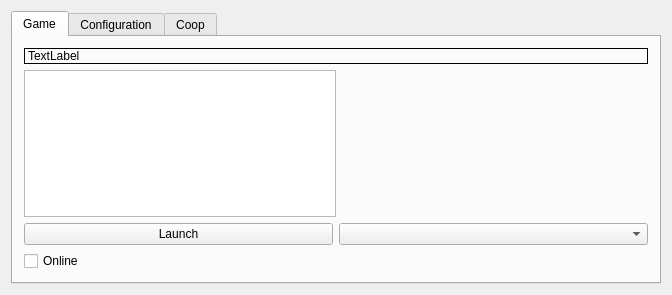
Before: the Qt Designer form src/launcher/mainwindow.ui in stohrendorf/CroftEngine, drawn with Qt 5.
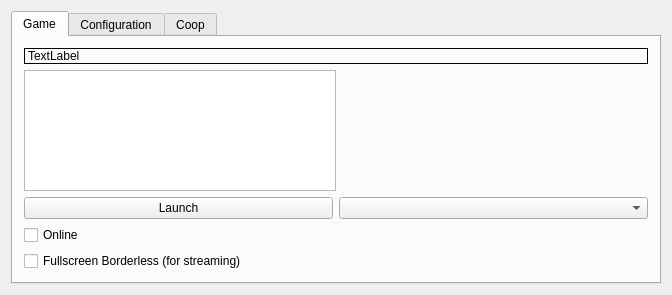
After: the same form once the commit is applied.

Commit message: Add an option for fullscreen borderless mode without mouse capture

```diff
--- a/src/launcher/mainwindow.ui
+++ b/src/launcher/mainwindow.ui
@@ -84,6 +84,13 @@
           </property>
          </widget>
         </item>
+         <item>
+           <widget class="QCheckBox" name="cbFullscreenBorderless">
+             <property name="text">
+               <string>Fullscreen Borderless (for streaming)</string>
+             </property>
+           </widget>
+         </item>
        </layout>
       </widget>
       <widget class="QWidget" name="tabConfig">
```
The commit also changes 12 other files.
